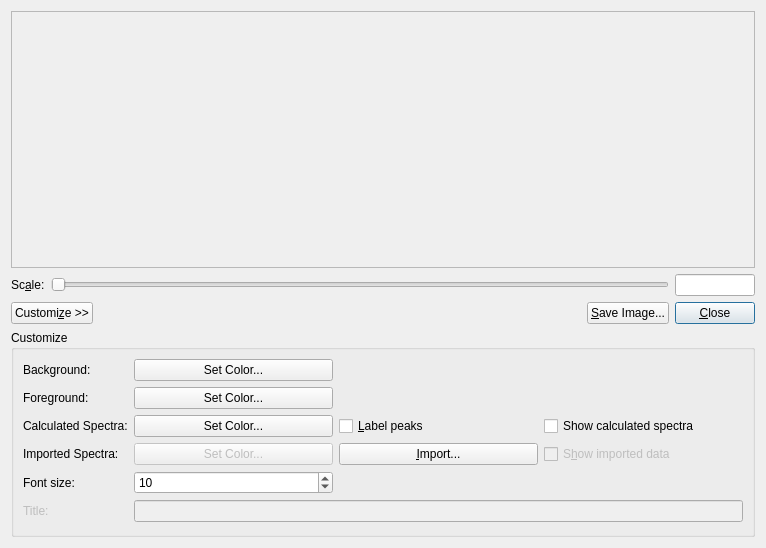
The window that libavogadro/src/extensions/vibrationplot.ui (cryos/avogadro) describes before a commit, drawn with Qt 5.
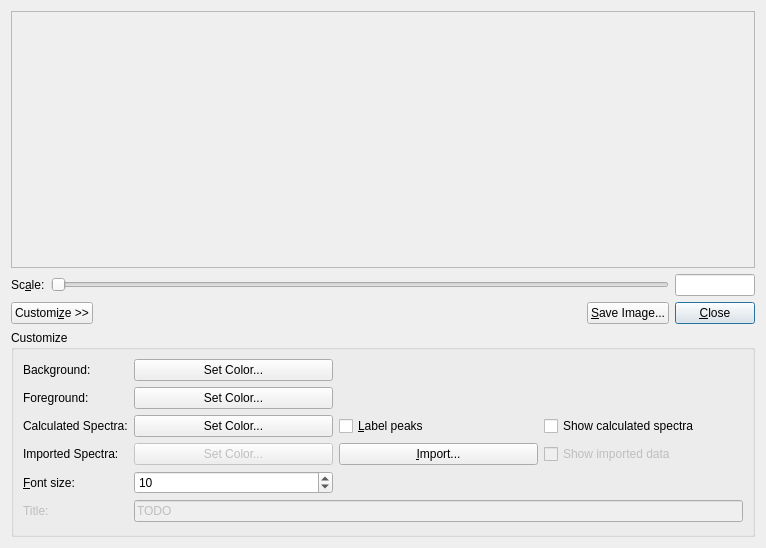
The same window after the commit. Custom widgets are drawn as their Qt base class.

Commit message: Cleaned up dialog (tab order, buddies, accelerators, etc.)

The edit to the form file:
```diff
--- a/libavogadro/src/extensions/vibrationplot.ui
+++ b/libavogadro/src/extensions/vibrationplot.ui
@@ -197,14 +197,17 @@
          <bool>false</bool>
         </property>
         <property name="text" >
-         <string>S&amp;how imported data</string>
+         <string>Show imported data</string>
         </property>
        </widget>
       </item>
       <item row="5" column="0" >
        <widget class="QLabel" name="label_5" >
         <property name="text" >
-         <string>Font size:</string>
+         <string>&amp;Font size:</string>
+        </property>
+        <property name="buddy" >
+         <cstring>spin_fontSize</cstring>
         </property>
        </widget>
       </item>
@@ -270,6 +273,9 @@
         <property name="enabled" >
          <bool>false</bool>
         </property>
+        <property name="text" >
+         <string>TODO</string>
+        </property>
        </widget>
       </item>
       <item row="3" column="3" >
```
Left out of the diff: 17 changed lines with no effect on the pictures.
